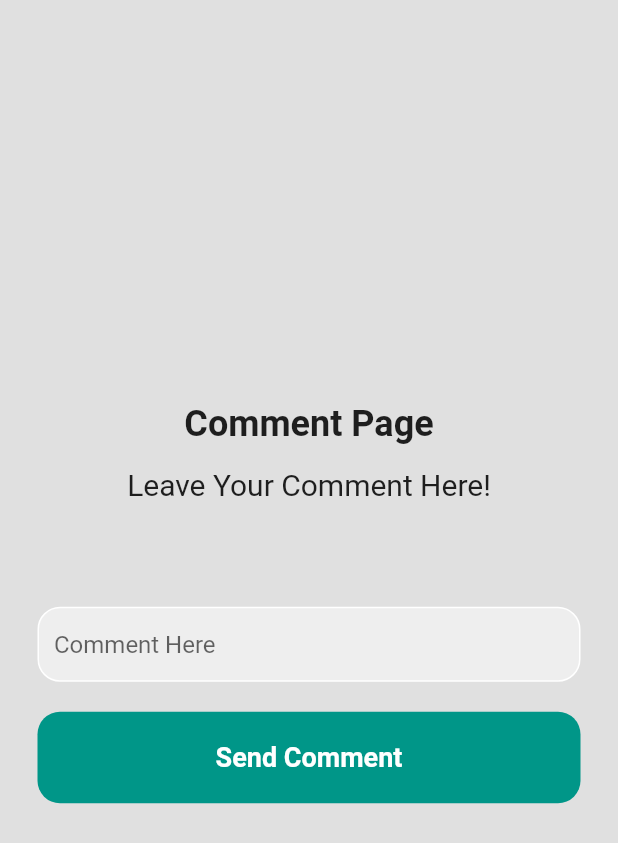
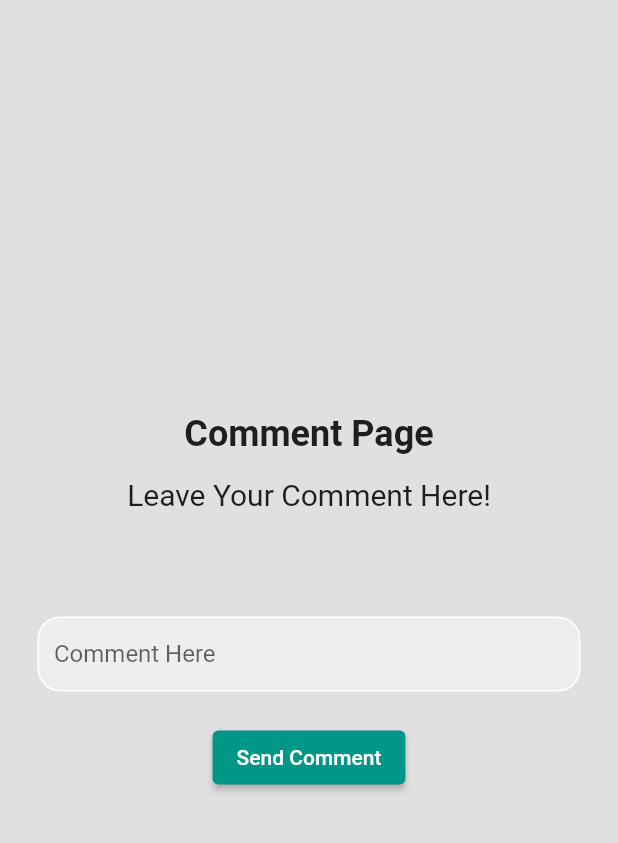
Before and after one commit to abill28/kitchen_apps, a Flutter app: the CommentPage screen opened directly, on a phone screen of 412 x 824 dp. Shown: the top 843 px of the screen. Run offline on Flutter 3.47's test engine with Material 2 defaults, Android fonts, the phone set to English and light mode, and no system bars; missing offline and left inert: dart:js.

Commit message:
new commit

```diff
--- a/lib/comment_page.dart
+++ b/lib/comment_page.dart
@@ -1,4 +1,5 @@
 import 'package:flutter/material.dart';
+import 'package:kitchen_app/detailFood_page.dart';
 
 class CommentPage extends StatefulWidget {
   @override
@@ -59,23 +60,12 @@ class _CommentPageState extends State<CommentPage> {
               SizedBox(
                 height: 20,
               ),
-              Padding(
-                padding: const EdgeInsets.symmetric(horizontal: 25.0),
-                child: Container(
-                  padding: EdgeInsets.all(20),
-                  decoration: BoxDecoration(
-                      color: Colors.teal,
-                      borderRadius: BorderRadius.circular(15)),
-                  child: Center(
-                      child: Text(
-                    "Send Comment",
-                    style: TextStyle(
-                        color: Colors.white,
-                        fontWeight: FontWeight.bold,
-                        fontSize: 18),
-                  )),
-                ),
-              ),
+            ElevatedButton(  onPressed: () {
+                    Navigator.push(context,
+                        MaterialPageRoute(builder: (context) {
+                      return DetailFoodPage();
+                    }));
+                  }, child: Text("Send Comment")),
               SizedBox(
                 height: 20,
               ),
--- a/lib/detailFood_page.dart
+++ b/lib/detailFood_page.dart
@@ -1,6 +1,7 @@
 // ignore_for_file: prefer_const_constructors
 
 import 'package:flutter/material.dart';
+import 'package:kitchen_app/comment_page.dart';
 import 'package:kitchen_app/home.dart';
 import 'package:kitchen_app/register_page.dart';
 
@@ -118,7 +119,7 @@ class _DetailFoodPageState extends State<DetailFoodPage> {
                 ElevatedButton( onPressed: () {
                     Navigator.push(context,
                         MaterialPageRoute(builder: (context) {
-                      return RegisterPage();
+                      return CommentPage();
                     }));
                   }, child: Text("COMMENT")),
                 // ignore: avoid_unnecessary_containers
--- a/lib/main.dart
+++ b/lib/main.dart
@@ -32,7 +32,7 @@ class MyApp extends StatelessWidget {
         // is not restarted.
         primarySwatch: Colors.teal,
       ),
-      home: CommentPage(),
+      home: DetailFoodPage(),
     );
   }
 }
```
Also changed, not shown: lib/home.dart (+8 -1 lines).
